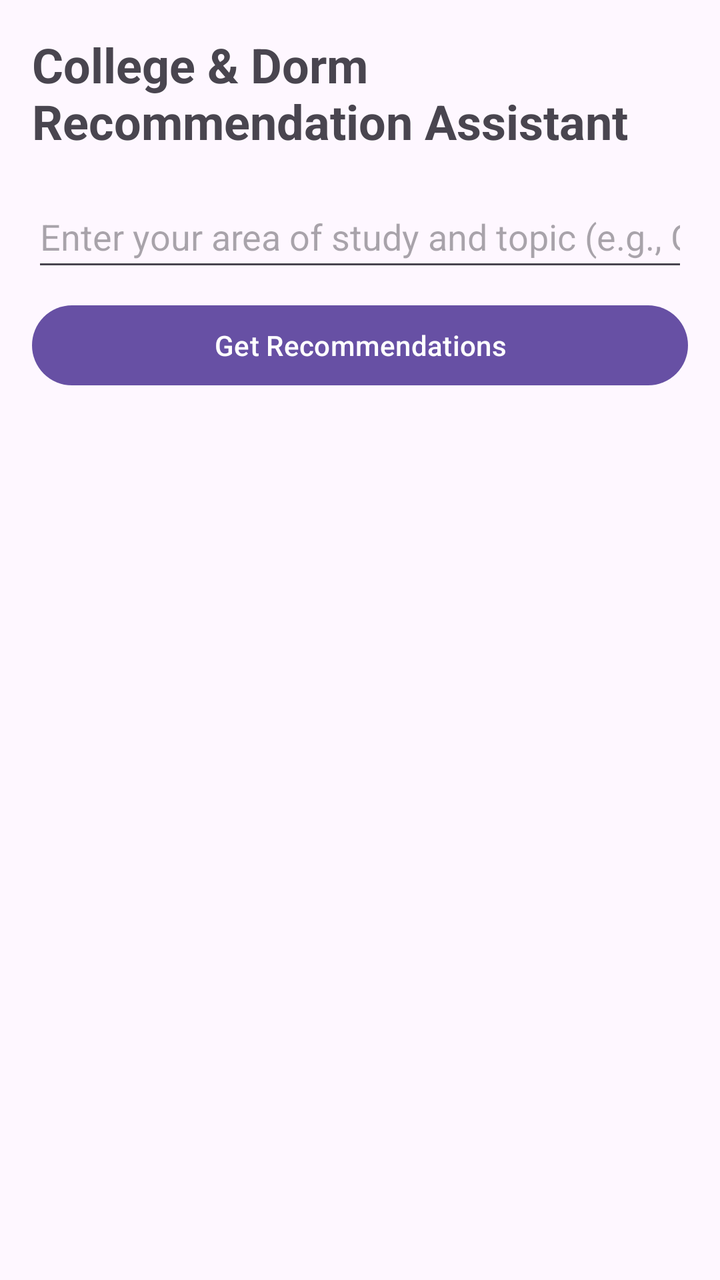
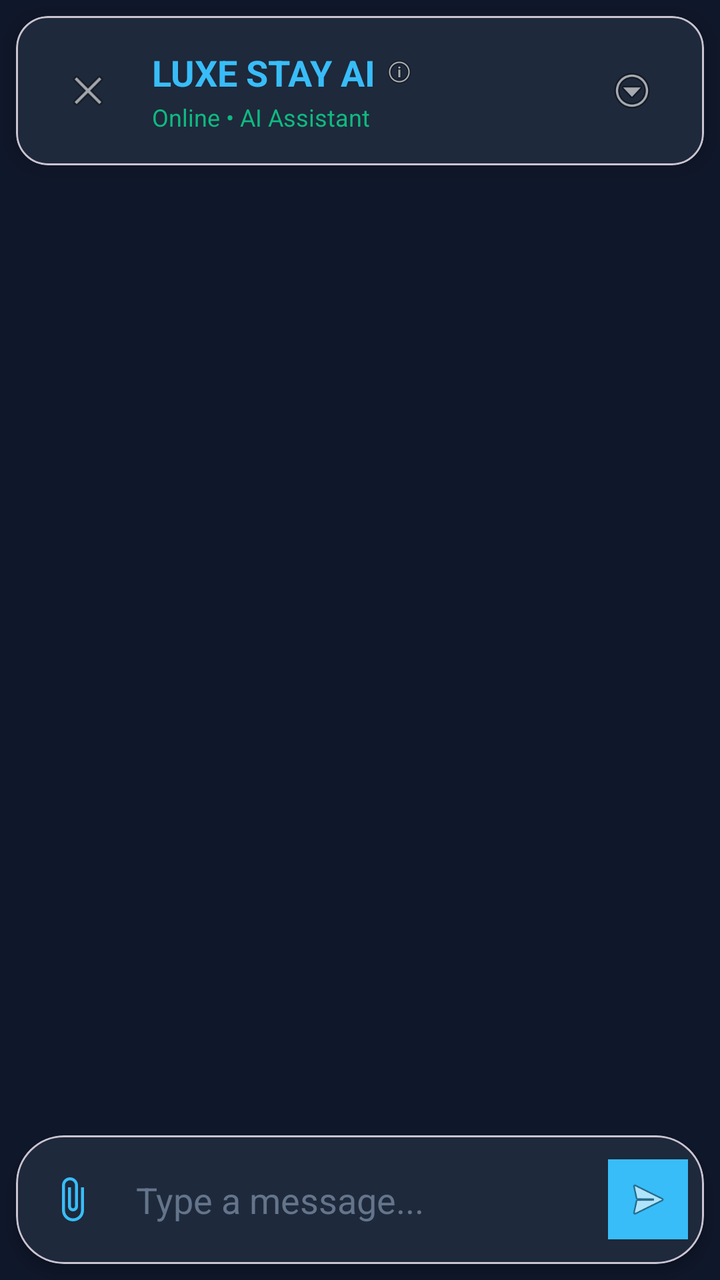

Screens rendered from an Android XML layout before and after an edit, with the pre-edit source and the edit as a unified diff.
<!-- AndroidManifest.xml: application theme Theme.RemasFinalProject -->
<!-- res/layout/activity_ai.xml -->
<?xml version="1.0" encoding="utf-8"?>
<LinearLayout xmlns:android="http://schemas.android.com/apk/res/android"
    xmlns:tools="http://schemas.android.com/tools"
    android:id="@+id/main"
    android:layout_width="match_parent"
    android:layout_height="match_parent"
    android:orientation="vertical"
    android:padding="16dp"
    tools:context=".ai">


    <TextView
        android:layout_width="match_parent"
        android:layout_height="wrap_content"
        android:text="@string/smart_task_assistant"
        android:textSize="24sp"
        android:textStyle="bold"
        android:layout_marginBottom="16dp"/>


    <EditText
        android:id="@+id/etTaskTopic"
        android:layout_width="match_parent"
        android:layout_height="wrap_content"
        android:hint="@string/enter_task_hint"
        android:minHeight="48dp"
        android:autofillHints="none"
        android:inputType="text" />


    <Button
        android:id="@+id/btnSuggestSteps"
        android:layout_width="match_parent"
        android:layout_height="wrap_content"
        android:layout_marginTop="8dp"
        android:text="@string/suggest_steps_with_ai" />
    <ProgressBar
        android:id="@+id/pbLoading"
        android:layout_width="wrap_content"
        android:layout_height="wrap_content"
        android:layout_gravity="center"
        android:layout_marginTop="16dp"
        android:visibility="gone"
        tools:visibility="visible" />


    <ScrollView
        android:layout_width="match_parent"
        android:layout_height="0dp"
        android:layout_weight="1"
        android:layout_marginTop="16dp">


        <TextView
            android:id="@+id/tvAiResponse"
            android:layout_width="match_parent"
            android:layout_height="wrap_content"
            android:textIsSelectable="true"
            android:textSize="16sp"
            tools:ignore="SpeakableTextPresentCheck" />
    </ScrollView>


</LinearLayout>
<!-- resources referenced by this layout -->
<resources>
  <string name="enter_task_hint">Enter your area of study and topic (e.g., Computer Science in Tel Aviv)</string>
  <string name="smart_task_assistant">College &amp; Dorm Recommendation Assistant</string>
  <string name="suggest_steps_with_ai">Get Recommendations</string>
  <style name="Theme.RemasFinalProject" parent="Base.Theme.RemasFinalProject" />
  <style name="Base.Theme.RemasFinalProject" parent="Theme.Material3.DayNight.NoActionBar">
          
          
      </style>
</resources>

<!-- the commit's change to res/layout/activity_ai.xml (unified diff, before → after) -->
@@ -1,64 +1,379 @@
 <?xml version="1.0" encoding="utf-8"?>
-<LinearLayout xmlns:android="http://schemas.android.com/apk/res/android"
+<androidx.constraintlayout.widget.ConstraintLayout xmlns:android="http://schemas.android.com/apk/res/android"
+    xmlns:app="http://schemas.android.com/apk/res-auto"
     xmlns:tools="http://schemas.android.com/tools"
     android:id="@+id/main"
     android:layout_width="match_parent"
     android:layout_height="match_parent"
-    android:orientation="vertical"
-    android:padding="16dp"
+    android:background="#0F172A"
     tools:context=".ai">
 
-
+    
+    <com.google.android.material.card.MaterialCardView
+        android:id="@+id/headerCard"
+        android:layout_width="match_parent"
+        android:layout_height="wrap_content"
+        android:layout_margin="8dp"
+        app:cardCornerRadius="16dp"
+        app:cardElevation="6dp"
+        app:cardBackgroundColor="#1E293B"
+        app:layout_constraintTop_toTopOf="parent"
+        app:layout_constraintStart_toStartOf="parent"
+        app:layout_constraintEnd_toEndOf="parent">
+
+        <LinearLayout
+            android:layout_width="match_parent"
+            android:layout_height="wrap_content"
+            android:orientation="horizontal"
+            android:padding="16dp"
+            android:gravity="center_vertical">
+
+            <ImageView
+                android:id="@+id/ivBack"
+                android:layout_width="40dp"
+                android:layout_height="40dp"
+                android:src="@android:drawable/ic_menu_close_clear_cancel"
+                android:background="?android:attr/selectableItemBackgroundBorderless"
+                android:padding="8dp"
+                android:backgroundTint="#38BDF8"/>
+
+            <LinearLayout
+                android:layout_width="0dp"
+                android:layout_height="wrap_content"
+                android:layout_weight="1"
+                android:orientation="vertical"
+                android:layout_marginStart="12dp">
+
+                <LinearLayout
+                    android:layout_width="match_parent"
+                    android:layout_height="wrap_content"
+                    android:orientation="horizontal"
+                    android:gravity="center_vertical">
+
+                    <TextView
+                        android:layout_width="wrap_content"
+                        android:layout_height="wrap_content"
+                        android:text="LUXE STAY AI"
+                        android:textColor="#38BDF8"
+                        android:textSize="18sp"
+                        android:textStyle="bold"/>
+
+                    <ImageView
+                        android:layout_width="16dp"
+                        android:layout_height="16dp"
+                        android:src="@android:drawable/ic_menu_info_details"
+                        android:backgroundTint="#10B981"
+                        android:layout_marginStart="4dp"/>
+
+                </LinearLayout>
+
+                <TextView
+                    android:layout_width="wrap_content"
+                    android:layout_height="wrap_content"
+                    android:text="Online • AI Assistant"
+                    android:textColor="#10B981"
+                    android:textSize="12sp"
+                    android:layout_marginTop="2dp"/>
+
+            </LinearLayout>
+
+            <ImageView
+                android:id="@+id/ivMore"
+                android:layout_width="40dp"
+                android:layout_height="40dp"
+                android:src="@android:drawable/ic_menu_more"
+                android:background="?android:attr/selectableItemBackgroundBorderless"
+                android:padding="8dp"
+                android:backgroundTint="#38BDF8"/>
+
+        </LinearLayout>
+
+    </com.google.android.material.card.MaterialCardView>
+
+    
+    <androidx.recyclerview.widget.RecyclerView
+        android:id="@+id/rvChatMessages"
+        android:layout_width="match_parent"
+        android:layout_height="0dp"
+        android:layout_marginTop="8dp"
+        android:layout_marginBottom="8dp"
+        android:padding="8dp"
+        android:clipToPadding="false"
+        android:scrollbars="vertical"
+        app:layout_constraintTop_toBottomOf="@id/headerCard"
+        app:layout_constraintBottom_toTopOf="@id/inputContainer"
+        app:layout_constraintStart_toStartOf="parent"
+        app:layout_constraintEnd_toEndOf="parent"
+        tools:listitem="@layout/chat_message_item"/>
+
+    
     <TextView
+        android:id="@+id/tvDateSeparator"
+        android:layout_width="wrap_content"
+        android:layout_height="wrap_content"
+        android:text="Today"
+        android:textColor="#94A3B8"
+        android:textSize="12sp"
+        android:background="#334155"
+        android:paddingHorizontal="16dp"
+        android:paddingVertical="6dp"
+        android:layout_marginTop="8dp"
+        android:visibility="gone"
+        app:layout_constraintTop_toBottomOf="@id/headerCard"
+        app:layout_constraintStart_toStartOf="parent"
+        app:layout_constraintEnd_toEndOf="parent"/>
+
+    
+    <com.google.android.material.card.MaterialCardView
+        android:id="@+id/inputContainer"
         android:layout_width="match_parent"
         android:layout_height="wrap_content"
-        android:text="@string/smart_task_assistant"
-        android:textSize="24sp"
-        android:textStyle="bold"
-        android:layout_marginBottom="16dp"/>
-
-
-    <EditText
-        android:id="@+id/etTaskTopic"
-        android:layout_width="match_parent"
-        android:layout_height="wrap_content"
-        android:hint="@string/enter_task_hint"
-        android:minHeight="48dp"
-        android:autofillHints="none"
-        android:inputType="text" />
-
-
-    <Button
-        android:id="@+id/btnSuggestSteps"
-        android:layout_width="match_parent"
-        android:layout_height="wrap_content"
-        android:layout_marginTop="8dp"
-        android:text="@string/suggest_steps_with_ai" />
+        android:layout_margin="8dp"
+        app:cardCornerRadius="24dp"
+        app:cardElevation="4dp"
+        app:cardBackgroundColor="#1E293B"
+        app:layout_constraintBottom_toBottomOf="parent"
+        app:layout_constraintStart_toStartOf="parent"
+        app:layout_constraintEnd_toEndOf="parent">
+
+        <LinearLayout
+            android:layout_width="match_parent"
+            android:layout_height="wrap_content"
+            android:orientation="horizontal"
+            android:padding="8dp"
+            android:gravity="center_vertical">
+
+            
+            <ImageView
+                android:id="@+id/ivAttachment"
+                android:layout_width="40dp"
+                android:layout_height="40dp"
+                android:src="@drawable/ic_menu_attach"
+                android:background="?android:attr/selectableItemBackgroundBorderless"
+                android:padding="8dp"
+                android:backgroundTint="#38BDF8"
+                android:layout_marginEnd="4dp"/>
+
+            
+            <EditText
+                android:id="@+id/etMessage"
+                android:layout_width="0dp"
+                android:layout_height="wrap_content"
+                android:layout_weight="1"
+                android:hint="Type a message..."
+                android:textColor="#FFFFFF"
+                android:textColorHint="#64748B"
+                android:background="@null"
+                android:minHeight="48dp"
+                android:maxHeight="120dp"
+                android:paddingVertical="12dp"
+                android:paddingHorizontal="8dp"
+                android:inputType="textMultiLine"
+                android:gravity="top|start"
+                android:autofillHints="none"/>
+
+            
+            <ImageView
+                android:id="@+id/ivSend"
+                android:layout_width="40dp"
+                android:layout_height="40dp"
+                android:src="@android:drawable/ic_menu_send"
+                android:background="#38BDF8"
+                android:padding="8dp"
+                android:backgroundTint="#38BDF8"
+                android:layout_marginStart="4dp"/>
+
+        </LinearLayout>
+
+    </com.google.android.material.card.MaterialCardView>
+
+    
     <ProgressBar
         android:id="@+id/pbLoading"
         android:layout_width="wrap_content"
         android:layout_height="wrap_content"
         android:layout_gravity="center"
-        android:layout_marginTop="16dp"
         android:visibility="gone"
-        tools:visibility="visible" />
-
-
-    <ScrollView
+        app:layout_constraintTop_toTopOf="parent"
+        app:layout_constraintBottom_toBottomOf="parent"
+        app:layout_constraintStart_toStartOf="parent"
+        app:layout_constraintEnd_toEndOf="parent"
+        tools:visibility="visible"/>
+
+</androidx.constraintlayout.widget.ConstraintLayout>
+<!-- res/layout/chat_message_item.xml (included above) -->
+<?xml version="1.0" encoding="utf-8"?>
+<LinearLayout xmlns:android="http://schemas.android.com/apk/res/android"
+    xmlns:app="http://schemas.android.com/apk/res-auto"
+    xmlns:tools="http://schemas.android.com/tools"
+    android:layout_width="match_parent"
+    android:layout_height="wrap_content"
+    android:orientation="vertical"
+    android:paddingVertical="4dp">
+
+    
+    <TextView
+        android:id="@+id/tvDateSeparator"
+        android:layout_width="wrap_content"
+        android:layout_height="wrap_content"
+        android:text="Today"
+        android:textColor="#94A3B8"
+        android:textSize="12sp"
+        android:background="#334155"
+        android:paddingHorizontal="16dp"
+        android:paddingVertical="6dp"
+        android:layout_gravity="center"
+        android:layout_marginVertical="8dp"
+        android:visibility="gone"/>
+
+    
+    <LinearLayout
+        android:id="@+id/messageContainer"
         android:layout_width="match_parent"
-        android:layout_height="0dp"
-        android:layout_weight="1"
-        android:layout_marginTop="16dp">
-
-
-        <TextView
-            android:id="@+id/tvAiResponse"
-            android:layout_width="match_parent"
+        android:layout_height="wrap_content"
+        android:orientation="horizontal"
+        android:gravity="start"
+        android:paddingHorizontal="8dp">
+
+        
+        <ImageView
+            android:id="@+id/ivProfilePic"
+            android:layout_width="40dp"
+            android:layout_height="40dp"
+            android:src="@android:drawable/ic_dialog_email"
+            android:background="#38BDF8"
+            android:padding="8dp"
+            android:visibility="gone"
+            android:layout_marginEnd="8dp"/>
+
+        
+        <LinearLayout
+            android:id="@+id/messageBubble"
+            android:layout_width="wrap_content"
             android:layout_height="wrap_content"
-            android:textIsSelectable="true"
-            android:textSize="16sp"
-            tools:ignore="SpeakableTextPresentCheck" />
-    </ScrollView>
-
+            android:orientation="vertical"
+            android:background="@drawable/message_bubble_received"
+            android:padding="12dp"
+            android:maxWidth="280dp">
+
+            
+            <TextView
+                android:id="@+id/tvSenderName"
+                android:layout_width="wrap_content"
+                android:layout_height="wrap_content"
+                android:text="LUXE STAY AI"
+                android:textColor="#38BDF8"
+                android:textSize="12sp"
+                android:textStyle="bold"
+                android:layout_marginBottom="4dp"
+                android:visibility="gone"/>
+
+            
+            <TextView
+                android:id="@+id/tvMessageText"
+                android:layout_width="wrap_content"
+                android:layout_height="wrap_content"
+                android:text="Hello! How can I help you today?"
+                android:textColor="#FFFFFF"
+                android:textSize="15sp"
+                android:layout_marginBottom="4dp"/>
+
+            
+            <LinearLayout
+                android:id="@+id/fileAttachmentContainer"
+                android:layout_width="wrap_content"
+                android:layout_height="wrap_content"
+                android:orientation="horizontal"
+                android:gravity="center_vertical"
+                android:background="#0F172A"
+                android:padding="8dp"
+                android:layout_marginBottom="4dp"
+                android:visibility="gone">
+
+                <ImageView
+                    android:id="@+id/ivFileIcon"
+                    android:layout_width="32dp"
+                    android:layout_height="32dp"
+                    android:src="@android:drawable/ic_menu_upload"
+                    android:backgroundTint="#38BDF8"
+                    android:layout_marginEnd="8dp"/>
+
+                <LinearLayout
+                    android:layout_width="0dp"
+                    android:layout_height="wrap_content"
+                    android:layout_weight="1"
+                    android:orientation="vertical">
+
+                    <TextView
+                        android:id="@+id/tvFileName"
+                        android:layout_width="wrap_content"
+                        android:layout_height="wrap_content"
+                        android:text="document.pdf"
+                        android:textColor="#FFFFFF"
+                        android:textSize="13sp"
+                        android:textStyle="bold"
+                        android:maxLines="1"
+                        android:ellipsize="end"/>
+
+                    <TextView
+                        android:id="@+id/tvFileSize"
+                        android:layout_width="wrap_content"
+                        android:layout_height="wrap_content"
+                        android:text="2.5 MB"
+                        android:textColor="#94A3B8"
+                        android:textSize="11sp"/>
+
+                </LinearLayout>
+
+                <ImageView
+                    android:id="@+id/ivDownloadFile"
+                    android:layout_width="24dp"
+                    android:layout_height="24dp"
+                    android:src="@drawable/ic_menu_download"
+                    android:backgroundTint="#38BDF8"
+                    android:layout_marginStart="8dp"/>
+
+            </LinearLayout>
+
+            
+            <ImageView
+                android:id="@+id/ivImageAttachment"
+                android:layout_width="200dp"
+                android:layout_height="150dp"
+                android:scaleType="centerCrop"
+                android:background="#0F172A"
+                android:layout_marginBottom="4dp"
+                android:visibility="gone"/>
+
+            
+            <LinearLayout
+                android:layout_width="wrap_content"
+                android:layout_height="wrap_content"
+                android:orientation="horizontal"
+                android:gravity="center_vertical"
+                android:layout_marginTop="4dp">
+
+                <TextView
+                    android:id="@+id/tvMessageTime"
+                    android:layout_width="wrap_content"
+                    android:layout_height="wrap_content"
+                    android:text="10:30 AM"
+                    android:textColor="#94A3B8"
+                    android:textSize="11sp"/>
+
+                <ImageView
+                    android:id="@+id/ivMessageStatus"
+                    android:layout_width="14dp"
+                    android:layout_height="14dp"
+                    android:src="@android:drawable/ic_menu_preferences"
+                    android:backgroundTint="#10B981"
+                    android:layout_marginStart="4dp"
+                    android:visibility="gone"/>
+
+            </LinearLayout>
+
+        </LinearLayout>
+
+    </LinearLayout>
 
 </LinearLayout>
<!-- resource entries referenced after the edit -->
@@ -1,8 +1,45 @@
 <!-- resources referenced by this layout -->
 <resources>
-  <string name="enter_task_hint">Enter your area of study and topic (e.g., Computer Science in Tel Aviv)</string>
-  <string name="smart_task_assistant">College &amp; Dorm Recommendation Assistant</string>
-  <string name="suggest_steps_with_ai">Get Recommendations</string>
+  <!-- drawable ic_menu_attach (drawable) -->
+  <?xml version="1.0" encoding="utf-8"?>
+  <vector xmlns:android="http://schemas.android.com/apk/res/android"
+      android:width="24dp"
+      android:height="24dp"
+      android:viewportWidth="24"
+      android:viewportHeight="24">
+      <path
+          android:fillColor="#38BDF8"
+          android:pathData="M16.5,6v11.5c0,2.21 -1.79,4 -4,4s-4,-1.79 -4,-4V5c0,-1.38 1.12,-2.5 2.5,-2.5s2.5,1.12 2.5,2.5v10.5c0,0.55 -0.45,1 -1,1s-1,-0.45 -1,-1V6H10v9.5c0,1.38 1.12,2.5 2.5,2.5s2.5,-1.12 2.5,-2.5V5c0,-2.21 -1.79,-4 -4,-4S7,2.79 7,5v12.5c0,3.04 2.46,5.5 5.5,5.5s5.5,-2.46 5.5,-5.5V6h-1.5z"/>
+  </vector>
+  <!-- drawable ic_menu_download (drawable) -->
+  <?xml version="1.0" encoding="utf-8"?>
+  <vector xmlns:android="http://schemas.android.com/apk/res/android"
+      android:width="24dp"
+      android:height="24dp"
+      android:viewportWidth="24"
+      android:viewportHeight="24">
+      <path
+          android:fillColor="#38BDF8"
+          android:pathData="M19,9h-4V3H9v6H5l7,7 7,-7zM5,18v2h14v-2H5z"/>
+  </vector>
+  <!-- drawable message_bubble_received (drawable) -->
+  <?xml version="1.0" encoding="utf-8"?>
+  <shape xmlns:android="http://schemas.android.com/apk/res/android"
+      android:shape="rectangle">
+      
+      <solid android:color="#1E293B" />
+      
+      <corners
+          android:topLeftRadius="4dp"
+          android:topRightRadius="20dp"
+          android:bottomLeftRadius="20dp"
+          android:bottomRightRadius="20dp" />
+          
+      <stroke
+          android:width="1dp"
+          android:color="#334155" />
+          
+  </shape>
   <style name="Theme.RemasFinalProject" parent="Base.Theme.RemasFinalProject" />
   <style name="Base.Theme.RemasFinalProject" parent="Theme.Material3.DayNight.NoActionBar">
           
